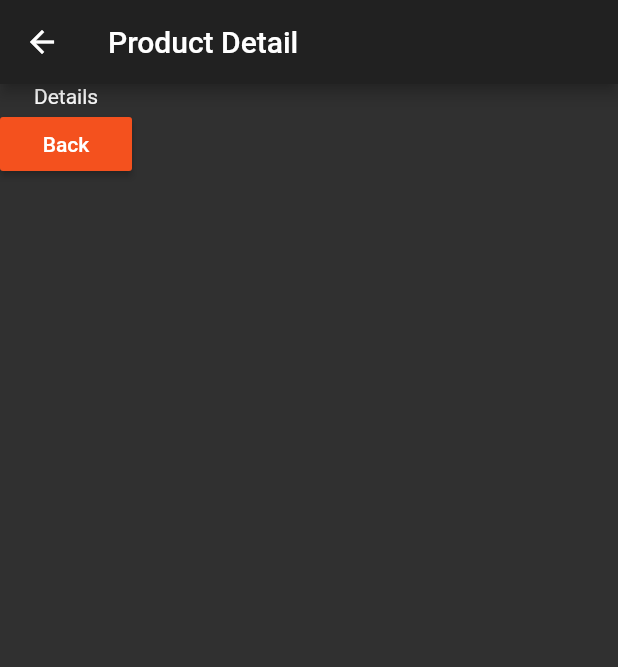
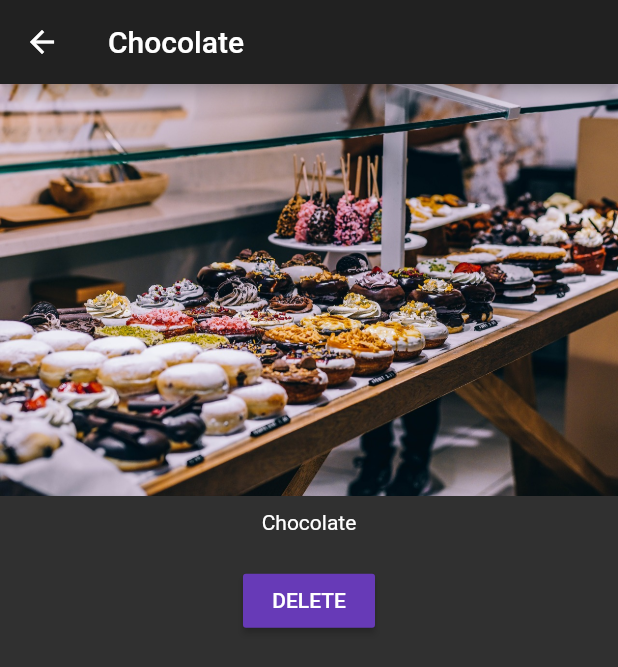
Before and after one commit to LogicRepo/easy_list, a Flutter app: the ProductManager widget shown alone on an empty page, opened directly, after a tap on "Add Product", after a tap on "Details", on a phone screen of 412 x 824 dp. Shown: the top 667 px of the screen. Run offline on Flutter 3.47's test engine with Material 2 defaults, Android fonts, the phone set to English and light mode, and no system bars.

```diff
--- a/lib/pages/product.dart
+++ b/lib/pages/product.dart
@@ -1,21 +1,44 @@
+import 'dart:async';
+
 import 'package:flutter/material.dart';
 
 class ProductPage extends StatelessWidget {
+  final String title;
+  final String imageUrl;
+
+  ProductPage(this.title, this.imageUrl);
+
   @override
   Widget build(BuildContext context) {
-    return Scaffold(
-      appBar: AppBar(
-        title: Text("Product Detail"),
-      ), //AppBar
-      body: Column(
-        children: <Widget>[
-          Text('Details'),
-          RaisedButton(
-            child: Text('Back') ,
-            onPressed: () => Navigator.pop(context),
-          )
-        ],
+    return WillPopScope(
+      onWillPop: () {
+        print('Back button pressed!');
+        Navigator.pop(context, false);
+        return Future.value(false);
+      },
+      child: Scaffold(
+        appBar: AppBar(
+          title: Text(title),
+        ),
+        body: Column(
+          crossAxisAlignment: CrossAxisAlignment.center,
+          children: <Widget>[
+            Image.asset(imageUrl),
+            Container(
+              padding: EdgeInsets.all(10.0),
+              child: Text(title),
+            ),
+            Container(
+              padding: EdgeInsets.all(10.0),
+              child: RaisedButton(
+                color: Theme.of(context).accentColor,
+                child: Text('DELETE'),
+                onPressed: () => Navigator.pop(context, true),
+              ),
+            )
+          ],
+        ),
       ),
-    ); //Scaffold
+    );
   }
 }
--- a/lib/product_control.dart
+++ b/lib/product_control.dart
@@ -1,20 +1,18 @@
 import 'package:flutter/material.dart';
 
-class ProductControl extends StatelessWidget{
+class ProductControl extends StatelessWidget {
+  final Function addProduct;
 
-  final Function addProduct;
   ProductControl(this.addProduct);
 
   @override
   Widget build(BuildContext context) {
-    // TODO: implement build
     return RaisedButton(
       color: Theme.of(context).primaryColor,
-      //textColor: Theme.of(context).primaryColor,
       onPressed: () {
-        addProduct('Sweets');
+        addProduct({'title': 'Chocolate', 'image': 'assets/food.jpg'});
       },
       child: Text('Add Product'),
-    ); //RaisedButton;
+    );
   }
 }
--- a/lib/product_manager.dart
+++ b/lib/product_manager.dart
@@ -4,7 +4,7 @@ import './products.dart';
 import './product_control.dart';
 
 class ProductManager extends StatefulWidget {
-  final String startingProduct;
+  final Map<String, String> startingProduct;
 
   ProductManager({this.startingProduct}) {
     print('[ProductManager Widget] Constructor');
@@ -18,43 +18,47 @@ class ProductManager extends StatefulWidget {
 }
 
 class _ProductManagerState extends State<ProductManager> {
-  List<String> _products = [];
+  List<Map<String, String>> _products = [];
 
   @override
   void initState() {
-    print('[ProductManager Sate] initState()');
-    if(widget.startingProduct != null){
+    print('[ProductManager State] initState()');
+    if (widget.startingProduct != null) {
       _products.add(widget.startingProduct);
     }
-
     super.initState();
   }
 
   @override
   void didUpdateWidget(ProductManager oldWidget) {
-    print('[ProductManager Sate] didUpdateWidget()');
+    print('[ProductManager State] didUpdateWidget()');
     super.didUpdateWidget(oldWidget);
   }
 
-  void _addProduct(String product){
+  void _addProduct(Map<String, String> product) {
     setState(() {
       _products.add(product);
+    });
+    print(_products);
+  }
+
+  void _deleteProduct(int index) {
+    setState(() {
+      _products.removeAt(index);
     });
   }
 
   @override
   Widget build(BuildContext context) {
-    print('[ProductManager Sate] build()');
-    // TODO: implement build
+    print('[ProductManager State] build()');
     return Column(
       children: [
         Container(
           margin: EdgeInsets.all(10.0),
-          child: ProductControl(_addProduct)
-        ), //Container
-        //Container(height : 300, child : Products(_products))
-        Expanded(child : Products(_products))
-      ], //children
-    ); //Column;
+          child: ProductControl(_addProduct),
+        ),
+        Expanded(child: Products(_products, deleteProduct: _deleteProduct))
+      ],
+    );
   }
 }
--- a/lib/products.dart
+++ b/lib/products.dart
@@ -3,9 +3,10 @@ import 'package:flutter/material.dart';
 import './pages/product.dart';
 
 class Products extends StatelessWidget {
-  final List<String> products;
+  final List<Map<String, String>> products;
+  final Function deleteProduct;
 
-  Products(this.products) {
+  Products(this.products, {this.deleteProduct}) {
     print('[Products Widget] Constructor');
   }
 
@@ -13,66 +14,50 @@ class Products extends StatelessWidget {
     return Card(
       child: Column(
         children: <Widget>[
-          Image.asset('assets/food.jpg'),
-          Text(products[index]),
+          Image.asset(products[index]['image']),
+          Text(products[index]['title']),
           ButtonBar(
             alignment: MainAxisAlignment.center,
             children: <Widget>[
               FlatButton(
                 child: Text('Details'),
-                onPressed: () => Navigator.push(
-                      context,
-                      MaterialPageRoute(
-                        builder: (BuildContext context) => ProductPage(),
-                      ),
-                    ),
+                onPressed: () => Navigator
+                    .push<bool>(
+                  context,
+                  MaterialPageRoute(
+                    builder: (BuildContext context) => ProductPage(
+                        products[index]['title'], products[index]['image']),
+                  ),
+                )
+                    .then((bool value) {
+                  if (value) {
+                    deleteProduct(index);
+                  }
+                }),
               )
             ],
           )
-        ], //<Widget>[]
-      ), //Column
-    ); //Card),)
+        ],
+      ),
+    );
   }
 
-  /*return Center(
-      child: Card(
-
-        child: InkWell(
-          splashColor: Colors.blue.withAlpha(30),
-          onTap: (){
-            print('Card tapped');
-          },
-          child: Container(
-            width: 300,
-            height: 100,
-            child: Column(
-              children: <Widget>[
-                Image.asset('assets/food.jpg'),
-                Text(products[index])
-              ], //<Widget>[]
-            ),
-          ),
-        ),*/
-
   Widget _buildProductList() {
-    Widget productCard;
+    Widget productCards;
     if (products.length > 0) {
-      productCard = ListView.builder(
+      productCards = ListView.builder(
         itemBuilder: _buildProductItem,
         itemCount: products.length,
       );
     } else {
-      /*productCard = Center(
-        child: Text('No Products found, PLease add somr'),);*/
-      productCard = Container();
+      productCards = Container();
     }
-    return productCard;
+    return productCards;
   }
 
   @override
   Widget build(BuildContext context) {
-    print('[Products Widget] Build');
-    // TODO: implement build
+    print('[Products Widget] build()');
     return _buildProductList();
   }
 }
```
Also changed, not shown: lib/main.dart (+8 -12 lines), lib/pages/auth.dart (added, +26 -0 lines), lib/pages/home.dart (deleted, +0 -15 lines), lib/pages/product_create.dart (added, +8 -0 lines), lib/pages/product_list.dart (added, +10 -0 lines), lib/pages/products.dart (added, +36 -0 lines), lib/pages/products_admin.dart (added, +53 -0 lines).
